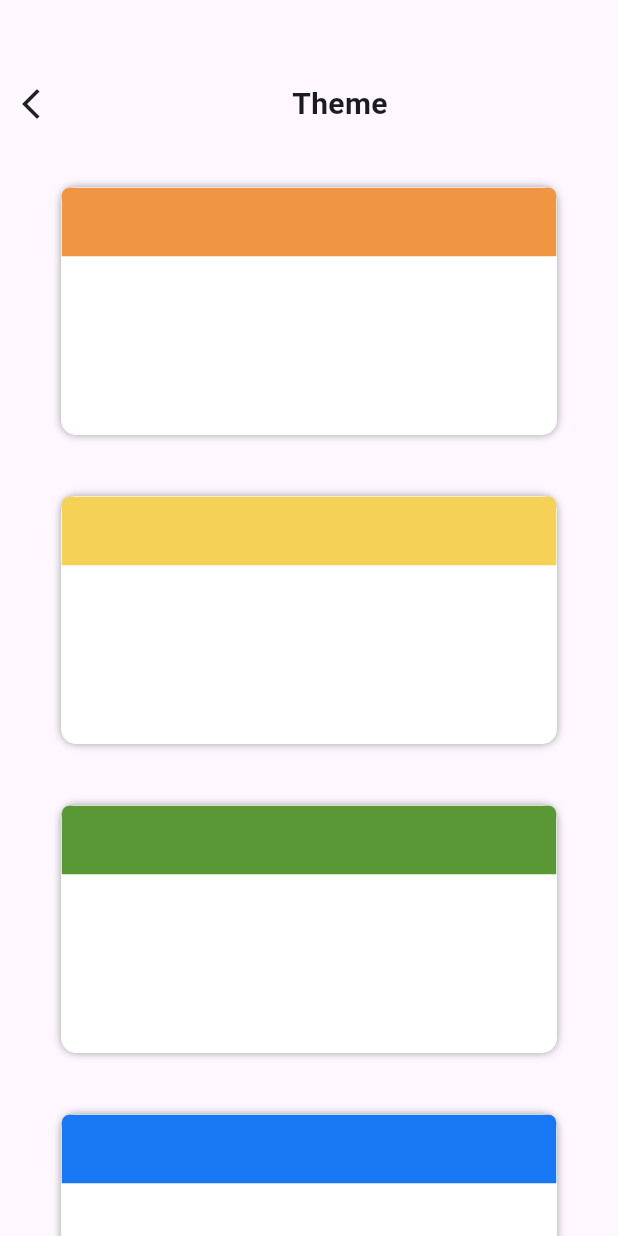
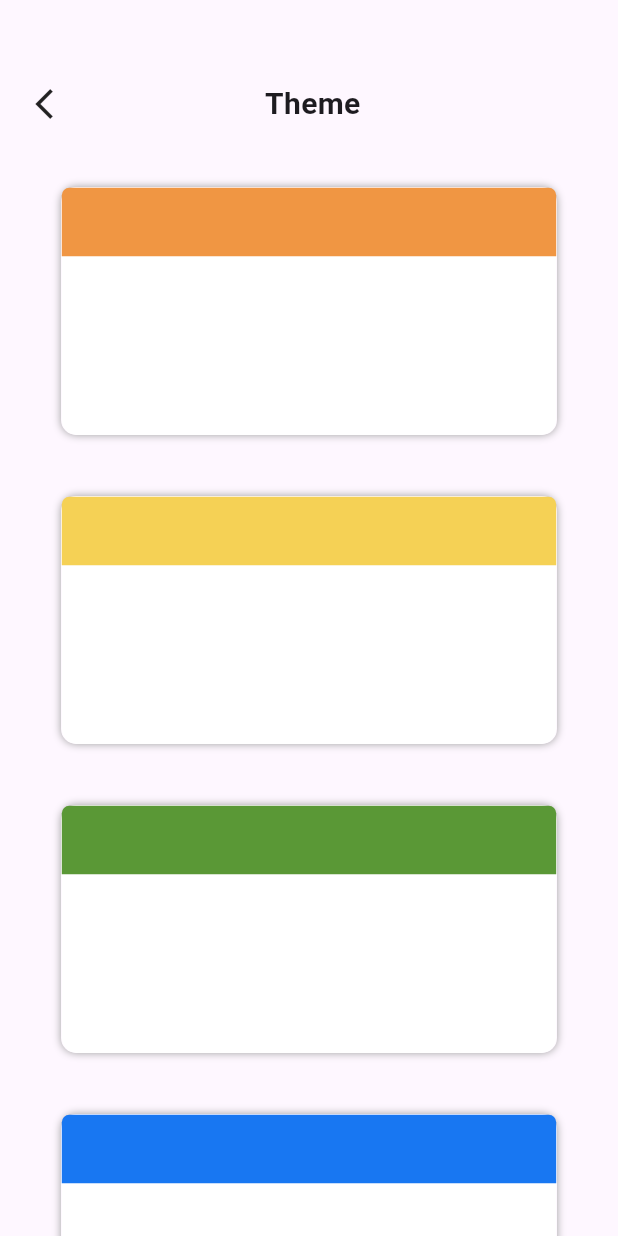
Before and after one commit to Kendra-ui/new_todo, a Flutter app: the Themes screen opened directly, on a phone screen of 412 x 824 dp. Run offline on Flutter 3.47's test engine with Material 3 defaults, Android fonts, the phone set to English and light mode, and no system bars; our stand-ins replace charts_flutter, dots_indicator; missing offline and left inert: horizontal_calendar.

Commit message:
adding files

```diff
--- a/lib/Menu/theme.dart
+++ b/lib/Menu/theme.dart
@@ -20,17 +20,17 @@ class _ThemesState extends State<Themes> {
               SizedBox(height: MediaQuery.of(context).size.height/15,),
 
             Row(
-              mainAxisAlignment: MainAxisAlignment.spaceAround,
+              mainAxisAlignment: MainAxisAlignment.spaceEvenly,
               children: [
                 SizedBox(
-                  width: MediaQuery.of(context).size.width/10,
+                  width: MediaQuery.of(context).size.width/7,
                   child:GestureDetector(
                     onTap: (){
                       Navigator.of(context).pushReplacement(MaterialPageRoute(builder: (BuildContext context)=> const Settings()));
 
                     },
                     child: const Icon(Icons.arrow_back_ios_new,))),
-                const Spacer(),
+                SizedBox(width: MediaQuery.of(context).size.width/3.5,),
                 const Text('Theme', style: TextStyle(fontWeight: FontWeight.bold, fontSize: 20),),
                 const Spacer(),
                  ],
```
